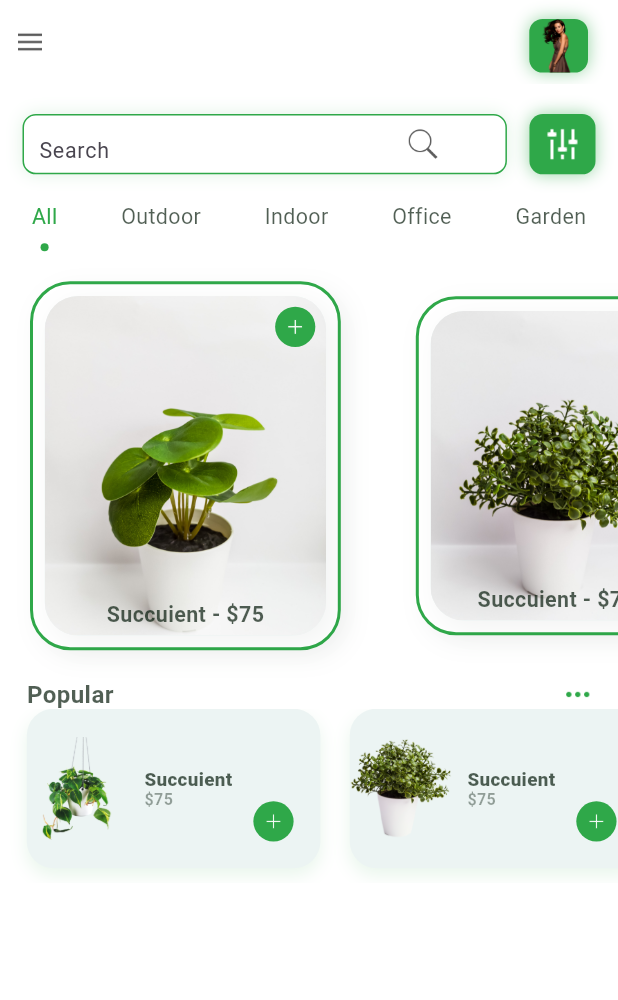
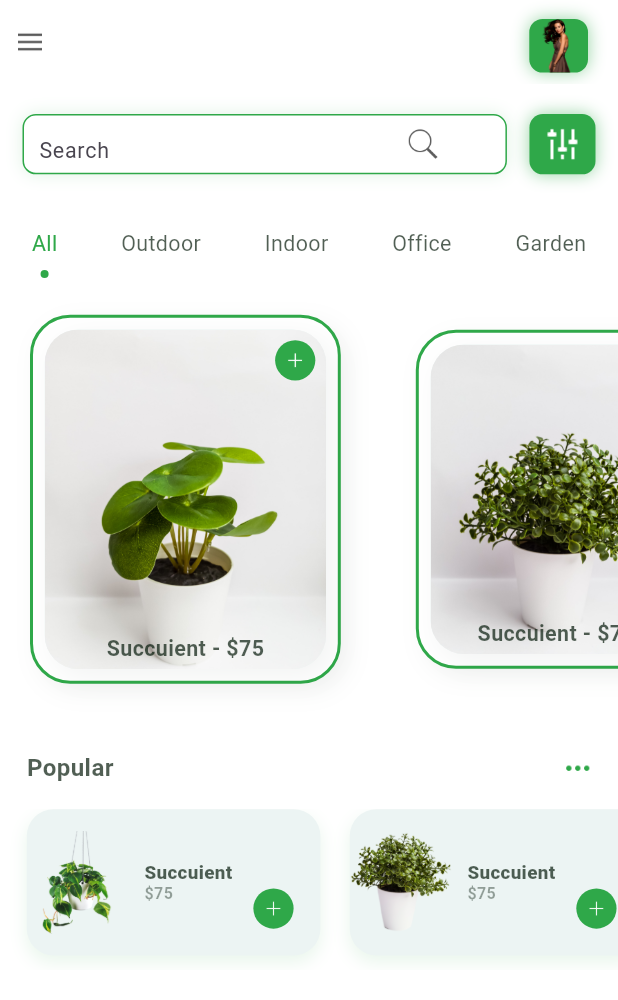
Before and after one commit to Kumail-Raza-Bangash/plant_app_flutter, a Flutter app: the HomePage screen opened directly, on a phone screen of 412 x 824 dp. Shown: the top 1000 px of the screen. Run offline on Flutter 3.47's test engine with Material 3 defaults, Android fonts, the phone set to English and light mode, and no system bars; our stand-ins replace flutter_screenutil.

Commit message:
Updated COde

```diff
--- a/lib/view/page/home_page.dart
+++ b/lib/view/page/home_page.dart
@@ -127,6 +127,7 @@ class _HomePageState extends State<HomePage> {
                 ],
               ),
             ),
+            SizedBox(height: 20.h),
             SizedBox(
               height: 35.h,
               child: Row(
@@ -160,6 +161,7 @@ class _HomePageState extends State<HomePage> {
                 ],
               ),
             ),
+            SizedBox(height: 05.h),
             SizedBox(
               height: 320.h,
               child: PageView.builder(
@@ -175,6 +177,7 @@ class _HomePageState extends State<HomePage> {
                 },
               ),
             ),
+            SizedBox(height: 30.h),
             Padding(
               padding: EdgeInsets.symmetric(horizontal: 20.h),
               child: Row(
@@ -196,8 +199,9 @@ class _HomePageState extends State<HomePage> {
                 ],
               ),
             ),
+            SizedBox(height: 20.h),
             SizedBox(
-              height: 130.h,
+              height: 120.h,
               child: ListView.builder(
                 itemCount: populerPlants.length,
                 physics: const BouncingScrollPhysics(),
```
